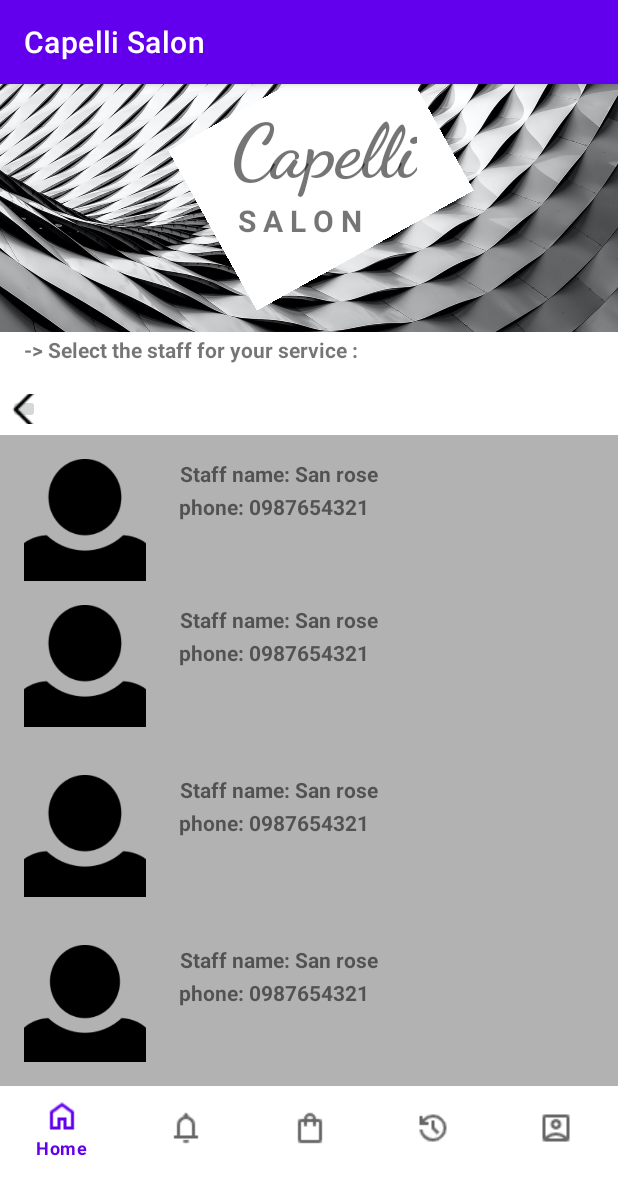
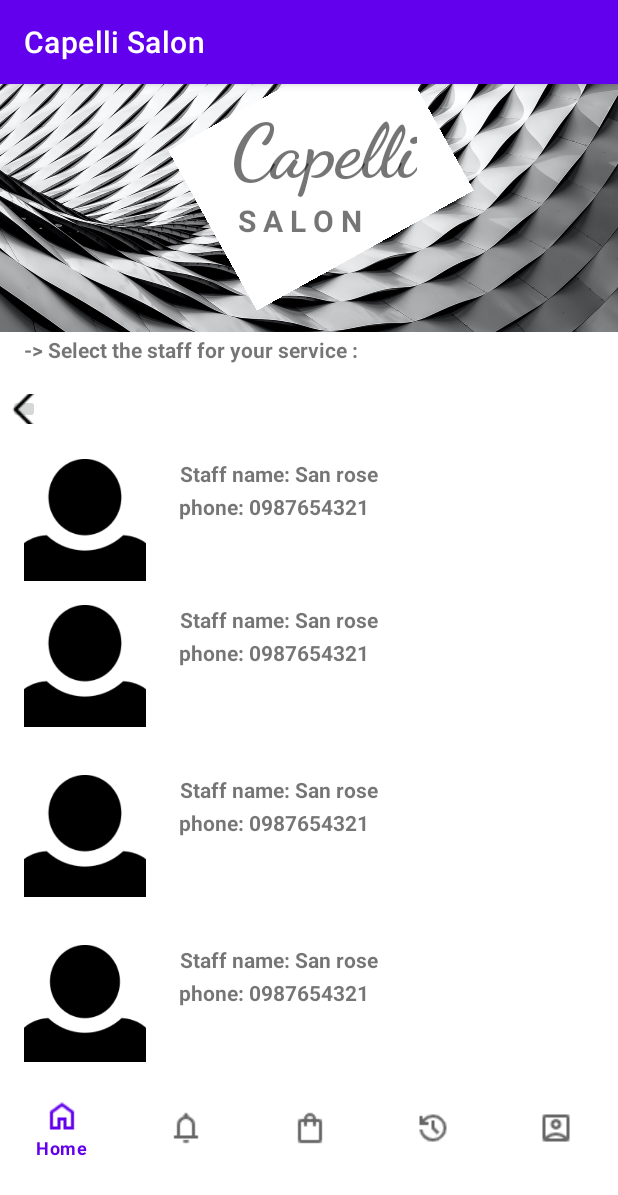
Before and after one commit to ptnhut166/CapelliSalon, an Android app: the booking_sel_staff screen opened directly, with no data from a screen before it, on a phone screen of 412 x 824 dp. Shown: the top 1195 px of the screen. Run offline under Robolectric (Android 15) with nearby library versions, the phone set to English and light mode, and no system bars; our stand-ins replace Firebase (no records; nobody signed in at launch, a user with empty details on screens opened directly).

Commit message:
add_background_color_afterSelectChoices

```diff
--- a/app/src/main/java/com/example/salon/Booking_sel_locale.java
+++ b/app/src/main/java/com/example/salon/Booking_sel_locale.java
@@ -38,6 +38,7 @@ public class Booking_sel_locale extends AppCompatActivity {
             public void onClick(View v) {
                 // Thực hiện hành động khi nhấn vào location ở đây
                 String name = nameTextView.getText().toString();
+                location.setBackgroundColor(getResources().getColor(R.color.Gray_background_color));
                 String address = addressTextView.getText().toString();
 
                 bookingInfo = new BookingInfo(name, address, "", "", "");
--- a/app/src/main/java/com/example/salon/Booking_sel_schedule.java
+++ b/app/src/main/java/com/example/salon/Booking_sel_schedule.java
@@ -30,6 +30,7 @@ public class Booking_sel_schedule extends AppCompatActivity {
             public void onClick(View v) {
                 // Thực hiện hành động khi nhấn vào schedule ở đây
                 // Thêm logic kiểm tra sự lựa chọn nếu cần
+                schedule.setBackgroundColor(getResources().getColor(R.color.Gray_background_color));
                 String time = timeTextview.getText().toString();
                 BookingInfo bookingInfo = new BookingInfo("", "", time, "", "");
                 // Sử dụng thông tin name và address ở đây (ví dụ: hiển thị hoặc xử lý thông tin)
--- a/app/src/main/java/com/example/salon/booking_sel_staff.java
+++ b/app/src/main/java/com/example/salon/booking_sel_staff.java
@@ -28,6 +28,7 @@ public class booking_sel_staff extends AppCompatActivity {
         staff.setOnClickListener(new View.OnClickListener() {
             @Override
             public void onClick(View v) {
+                staff.setBackgroundColor(getResources().getColor(R.color.Gray_background_color));
                 String namestaff = namestaffTextview.getText().toString();
                 String pnumber = pnumberTextview.getText().toString();
                 BookingInfo bookingInfo = new BookingInfo("", "", "", namestaff, pnumber);
--- a/app/src/main/res/layout/booking_sel_staff.xml
+++ b/app/src/main/res/layout/booking_sel_staff.xml
@@ -108,10 +108,12 @@
             android:layout_height="394dp"
             android:background="#4D000000"
             android:orientation="vertical">
+
             <RelativeLayout
                 android:id="@+id/staff_0"
                 android:layout_width="match_parent"
-                android:layout_height="wrap_content">
+                android:layout_height="wrap_content"
+                android:background="#FFFFFF">
 
                 <ImageView
                     android:id="@+id/iv_capeli_locale1"
@@ -140,7 +142,7 @@
                     android:layout_marginEnd="160dp"
                     android:layout_marginRight="160dp"
                     android:text="Staff name: San rose"
-                    android:textStyle="bold"/>
+                    android:textStyle="bold" />
 
                 <TextView
                     android:id="@+id/tv_pnumber_0"
@@ -154,13 +156,14 @@
                     android:layout_marginEnd="166dp"
                     android:layout_marginRight="166dp"
                     android:text="phone: 0987654321"
-                    android:textStyle="bold"/>
+                    android:textStyle="bold" />
             </RelativeLayout>
 
             <RelativeLayout
                 android:id="@+id/staff_1"
                 android:layout_width="match_parent"
-                android:layout_height="wrap_content">
+                android:layout_height="wrap_content"
+                android:background="#FFFFFF">
 
                 <TextView
                     android:id="@+id/tv_staff_1"
@@ -174,7 +177,7 @@
                     android:layout_marginEnd="160dp"
                     android:layout_marginRight="160dp"
                     android:text="Staff name: San rose"
-                    android:textStyle="bold"/>
+                    android:textStyle="bold" />
 
                 <TextView
                     android:id="@+id/tv_pnumber_1"
@@ -188,7 +191,7 @@
                     android:layout_marginEnd="166dp"
                     android:layout_marginRight="166dp"
                     android:text="phone: 0987654321"
-                    android:textStyle="bold"/>
+                    android:textStyle="bold" />
 
                 <ImageView
                     android:id="@+id/imageView2"
@@ -209,7 +212,8 @@
             <RelativeLayout
                 android:id="@+id/staff_2"
                 android:layout_width="match_parent"
-                android:layout_height="wrap_content">
+                android:layout_height="wrap_content"
+                android:background="#FFFFFF">
 
                 <TextView
                     android:id="@+id/tv_staff_2"
@@ -223,7 +227,7 @@
                     android:layout_marginEnd="160dp"
                     android:layout_marginRight="160dp"
                     android:text="Staff name: San rose"
-                    android:textStyle="bold"/>
+                    android:textStyle="bold" />
 
                 <TextView
                     android:id="@+id/tv_pnumber_2"
@@ -237,7 +241,7 @@
                     android:layout_marginEnd="166dp"
                     android:layout_marginRight="166dp"
                     android:text="phone: 0987654321"
-                    android:textStyle="bold"/>
+                    android:textStyle="bold" />
 
 
                 <ImageView
@@ -259,7 +263,8 @@
             <RelativeLayout
                 android:id="@+id/staff_3"
                 android:layout_width="match_parent"
-                android:layout_height="110dp">
+                android:layout_height="110dp"
+                android:background="#FFFFFF">
 
                 <TextView
                     android:id="@+id/tv_staff_3"
@@ -273,7 +278,7 @@
                     android:layout_marginEnd="160dp"
                     android:layout_marginRight="160dp"
                     android:text="Staff name: San rose"
-                    android:textStyle="bold"/>
+                    android:textStyle="bold" />
 
                 <TextView
                     android:id="@+id/tv_pnumber_3"
@@ -287,20 +292,20 @@
                     android:layout_marginEnd="166dp"
                     android:layout_marginRight="166dp"
                     android:text="phone: 0987654321"
-                    android:textStyle="bold"/>
+                    android:textStyle="bold" />
 
                 <ImageView
                     android:id="@+id/imageView4"
                     android:layout_width="81dp"
                     android:layout_height="81dp"
+                    android:layout_alignParentStart="true"
+                    android:layout_alignParentLeft="true"
+                    android:layout_alignParentTop="true"
                     android:layout_marginStart="16dp"
                     android:layout_marginLeft="16dp"
                     android:layout_marginTop="16dp"
                     android:layout_marginEnd="16dp"
                     android:layout_marginBottom="16dp"
-                    android:layout_alignParentStart="true"
-                    android:layout_alignParentLeft="true"
-                    android:layout_alignParentTop="true"
                     android:scaleType="centerCrop"
                     android:src="@drawable/icon_person" />
             </RelativeLayout>
--- a/app/src/main/res/values/colors.xml
+++ b/app/src/main/res/values/colors.xml
@@ -7,4 +7,5 @@
     <color name="teal_700">#FF018786</color>
     <color name="black">#FF000000</color>
     <color name="white">#FFFFFFFF</color>
+    <color name ="Gray_background_color">#B7B7B7</color>
 </resources>
```
Also changed, not shown: app/src/main/res/layout/booking_sel_locate.xml (+8 -4 lines), app/src/main/res/layout/booking_sel_schedule.xml (+13 -11 lines).
